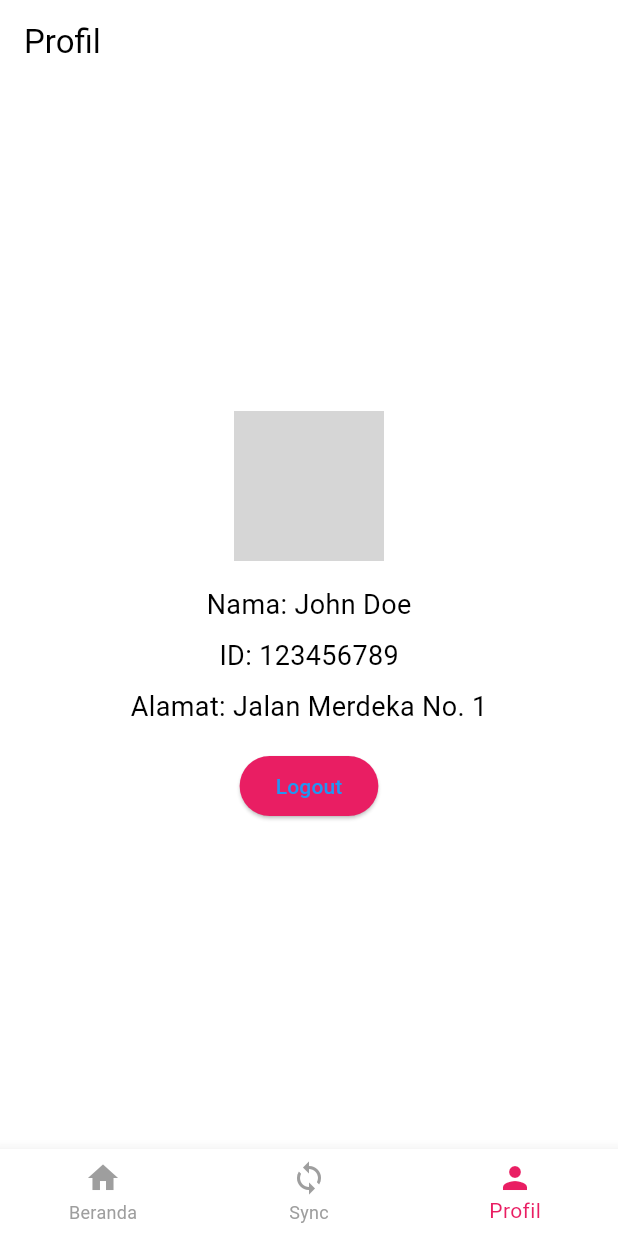
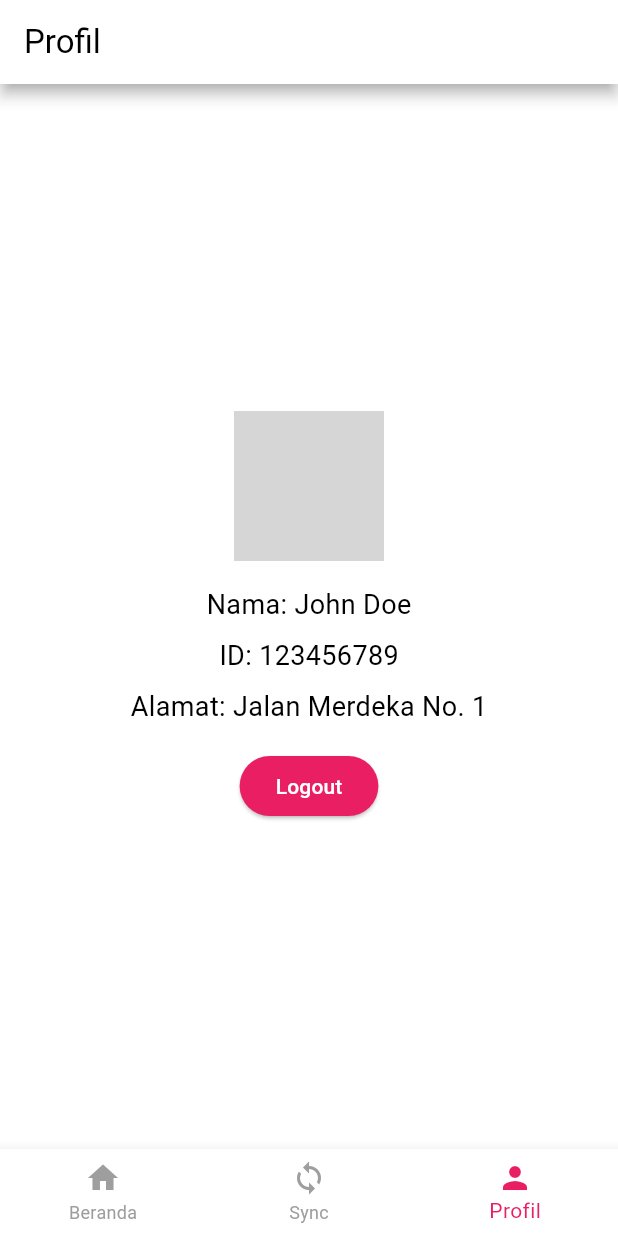
Before and after one commit to mfadiilahrio/Flutter-Clean-Architecture, a Flutter app: the screen it shows after launch, item 3 of the bottom bar chosen, on a phone screen of 412 x 824 dp. Run offline on Flutter 3.47's test engine with Material 3 defaults, Android fonts, the phone set to English and light mode, and no system bars; our stand-ins replace carousel_slider, equatable, fluttertoast, get_it, injectable, logger and 3 more; accounts and stored records are empty; network calls fail; grey boxes are pictures that could not be loaded.

Commit message:
Fix appbar and theme

```diff
--- a/lib/main.dart
+++ b/lib/main.dart
@@ -14,30 +14,44 @@
 }
 
 class MyApp extends StatelessWidget {
+  static const MaterialColor whiteSwatch = MaterialColor(
+    _whitePrimaryValue,
+    <int, Color>{
+      50: Color(0xFFFFFFFF),
+      100: Color(0xFFFFFFFF),
+      200: Color(0xFFFFFFFF),
+      300: Color(0xFFFFFFFF),
+      400: Color(0xFFFFFFFF),
+      500: Color(_whitePrimaryValue),
+      600: Color(0xFFFFFFFF),
+      700: Color(0xFFFFFFFF),
+      800: Color(0xFFFFFFFF),
+      900: Color(0xFFFFFFFF),
+    },
+  );
+  static const int _whitePrimaryValue = 0xFFFFFFFF;
+
   @override
   Widget build(BuildContext context) {
-    return AnnotatedRegion<SystemUiOverlayStyle>(
-      value: SystemUiOverlayStyle(
-        statusBarColor: Colors.white,
-        statusBarIconBrightness: Brightness.dark,
-      ),
-      child: MaterialApp(
-        title: 'My App',
+    return MaterialApp(
+      title: 'Celebrities',
       theme: ThemeData(
-          primarySwatch: Colors.pink,
+        brightness: Brightness.light,
+        primarySwatch: whiteSwatch,
         scaffoldBackgroundColor: Colors.white,
-          colorScheme: ColorScheme.fromSwatch().copyWith(
+        colorScheme: ColorScheme.fromSwatch(
+          primarySwatch: whiteSwatch,
+          brightness: Brightness.light,
+        ).copyWith(
           secondary: Colors.pink,
           background: Colors.white,
           onBackground: Colors.black,
         ),
         appBarTheme: AppBarTheme(
           backgroundColor: Colors.white,
-            foregroundColor: Colors.black,
-            systemOverlayStyle: SystemUiOverlayStyle(
-              statusBarColor: Colors.white,
-              statusBarIconBrightness: Brightness.dark,
-            ),
+          elevation: 4.0, // Shadow effect for light theme
+          iconTheme: IconThemeData(color: Colors.black),
+          shadowColor: Colors.grey.withOpacity(0.9)
         ),
         bottomNavigationBarTheme: BottomNavigationBarThemeData(
           backgroundColor: Colors.white,
@@ -45,12 +59,40 @@
           unselectedItemColor: Colors.grey,
         ),
         textTheme: TextTheme(
-            bodyText1: TextStyle(color: Colors.black),
-            bodyText2: TextStyle(color: Colors.black),
+          bodyLarge: TextStyle(color: Colors.black),
+          bodyMedium: TextStyle(color: Colors.black),
         ),
       ),
+      darkTheme: ThemeData(
+        brightness: Brightness.dark,
+        primarySwatch: whiteSwatch,
+        scaffoldBackgroundColor: Colors.black,
+        colorScheme: ColorScheme.fromSwatch(
+          primarySwatch: whiteSwatch,
+          brightness: Brightness.dark,
+        ).copyWith(
+          secondary: Colors.pink,
+          background: Colors.black,
+          onBackground: Colors.white,
+        ),
+        appBarTheme: AppBarTheme(
+          backgroundColor: Colors.black,
+          elevation: 4.0, // Shadow effect for dark theme
+          iconTheme: IconThemeData(color: Colors.white),
+          shadowColor: Colors.grey.withOpacity(0.5)
+        ),
+        bottomNavigationBarTheme: BottomNavigationBarThemeData(
+          backgroundColor: Colors.black,
+          selectedItemColor: Colors.pink,
+          unselectedItemColor: Colors.grey,
+        ),
+        textTheme: TextTheme(
+          bodyLarge: TextStyle(color: Colors.white),
+          bodyMedium: TextStyle(color: Colors.white),
+        ),
+      ),
+      themeMode: ThemeMode.system, // Follow system theme
       home: HomePage(),
-      ),
     );
   }
 }
--- a/lib/presentation/article/widgets/article_widget.dart
+++ b/lib/presentation/article/widgets/article_widget.dart
@@ -69,7 +69,7 @@
             const SizedBox(height: 8),
             Text(
               article.content,
-              style: TextStyle(fontSize: 18, fontWeight: FontWeight.bold, color: Colors.black),
+              style: TextStyle(fontSize: 18, fontWeight: FontWeight.bold),
               maxLines: 3,
               overflow: TextOverflow.ellipsis,
             ),
--- a/lib/presentation/article/widgets/image_slider.dart
+++ b/lib/presentation/article/widgets/image_slider.dart
@@ -116,7 +116,7 @@
                       padding: const EdgeInsets.symmetric(horizontal: 16.0),
                       child: Text(
                         article.content,
-                        style: TextStyle(fontSize: 18, fontWeight: FontWeight.bold, color: Colors.black),
+                        style: TextStyle(fontSize: 18, fontWeight: FontWeight.bold),
                         maxLines: 3,
                         overflow: TextOverflow.ellipsis,
                       ),
```
Also changed, not shown: lib/presentation/article/pages/article_detail_page.dart (+7 -7 lines), lib/presentation/article/pages/article_page.dart (+12 -13 lines). Lines whose indentation alone changed are shown as unchanged.
